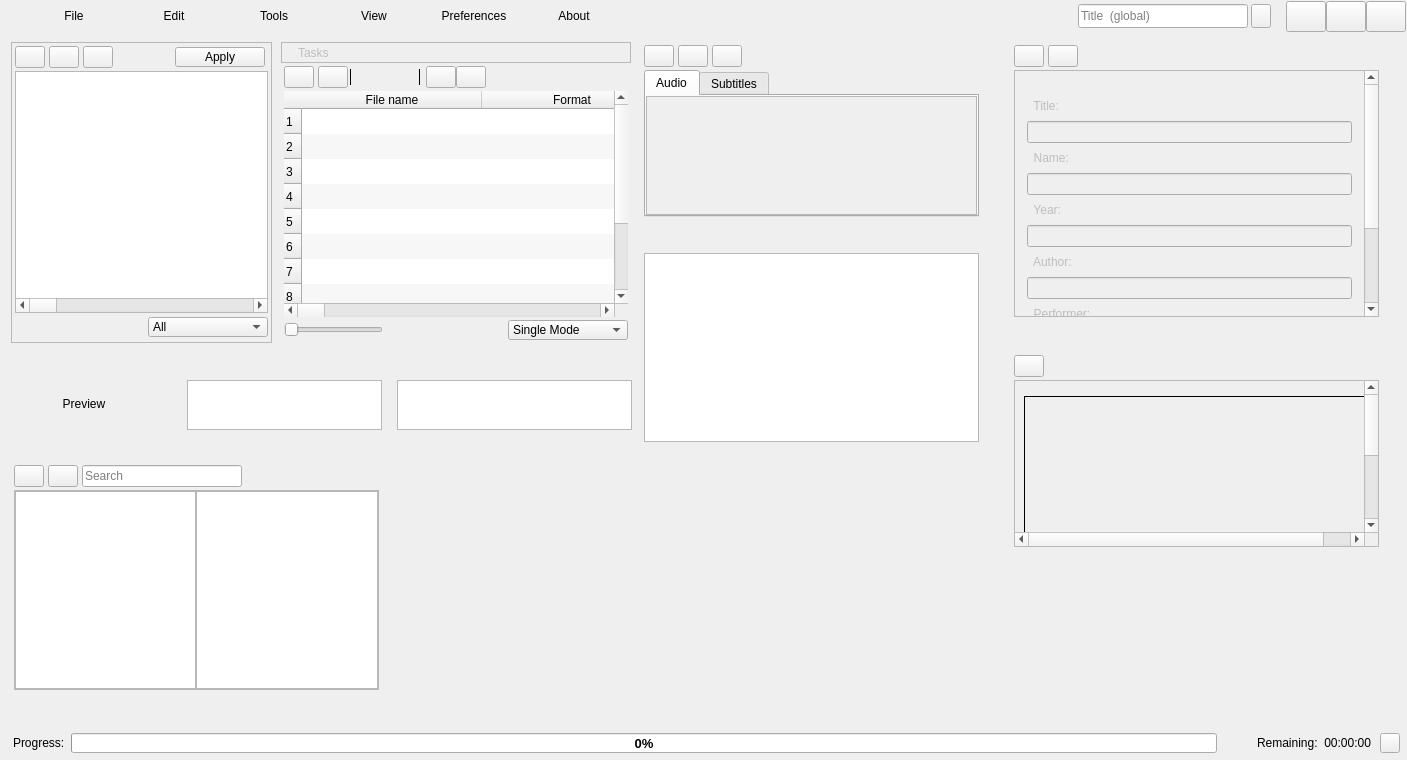
Above: app/mainwindow.ui from CineEncoder/cine-encoder before the change. Below: the same form after it.
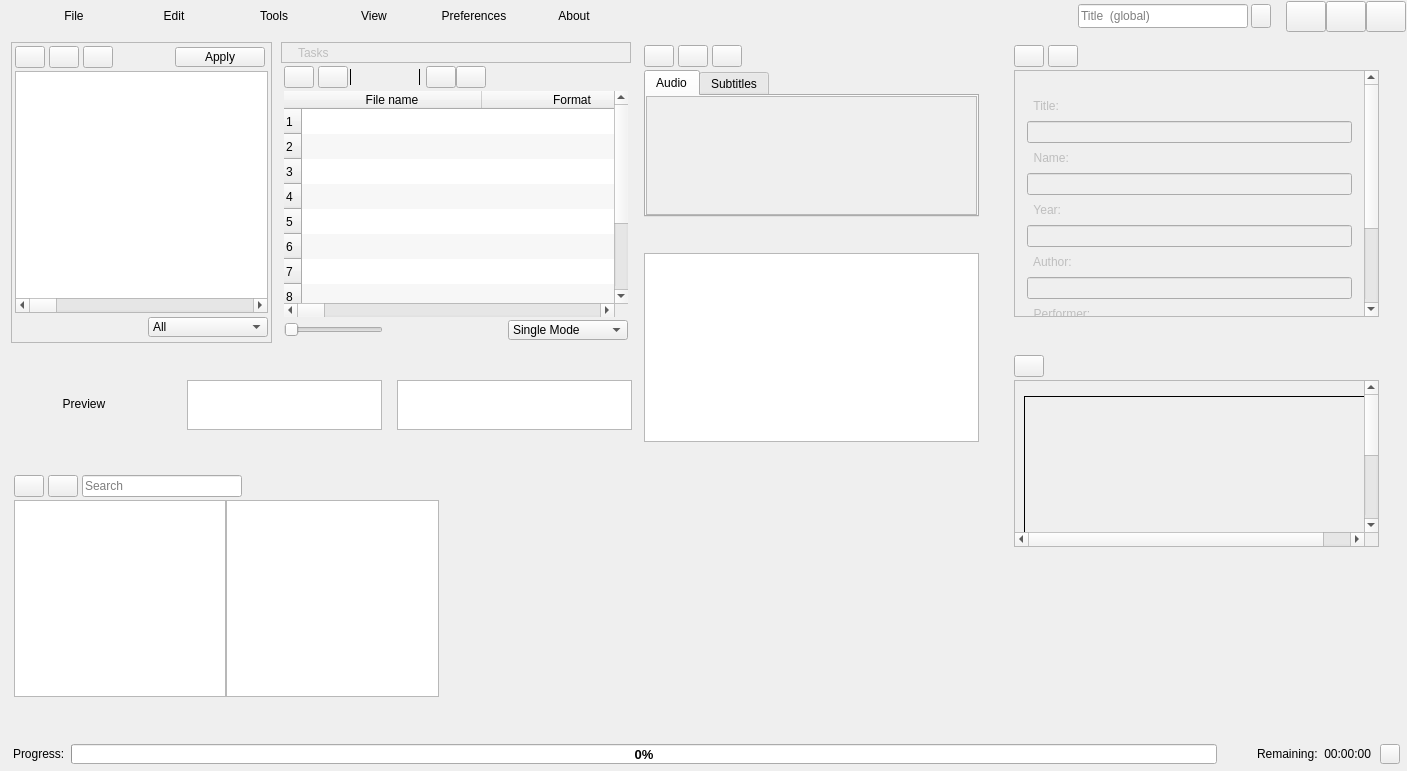
That is the form after the change. Icons and pictures are not drawn. Custom widgets are drawn as their Qt base class.

Commit message: Merge from 'prototype/file_browser'

```diff
--- a/app/mainwindow.ui
+++ b/app/mainwindow.ui
@@ -7,7 +7,7 @@
     <x>0</x>
     <y>0</y>
     <width>1407</width>
-    <height>760</height>
+    <height>771</height>
    </rect>
   </property>
   <property name="windowTitle">
@@ -4806,9 +4806,9 @@
             <property name="geometry">
              <rect>
               <x>10</x>
-              <y>430</y>
-              <width>371</width>
-              <height>254</height>
+              <y>440</y>
+              <width>431</width>
+              <height>251</height>
              </rect>
             </property>
             <property name="sizePolicy">
@@ -4868,42 +4868,55 @@
                <property name="verticalSpacing">
                 <number>3</number>
                </property>
-               <item row="0" column="6">
-                <widget class="QPushButton" name="back">
-                 <property name="enabled">
-                  <bool>true</bool>
+               <item row="1" column="0">
+                <spacer name="horizontalSpacer_59">
+                 <property name="orientation">
+                  <enum>Qt::Horizontal</enum>
                  </property>
-                 <property name="sizePolicy">
-                  <sizepolicy hsizetype="Fixed" vsizetype="Fixed">
-                   <horstretch>0</horstretch>
-                   <verstretch>0</verstretch>
-                  </sizepolicy>
+                 <property name="sizeType">
+                  <enum>QSizePolicy::Fixed</enum>
                  </property>
-                 <property name="minimumSize">
+                 <property name="sizeHint" stdset="0">
                   <size>
-                   <width>30</width>
-                   <height>22</height>
+                   <width>3</width>
+                   <height>6</height>
                   </size>
                  </property>
-                 <property name="maximumSize">
+                </spacer>
+               </item>
+               <item row="0" column="2">
+                <spacer name="horizontalSpacer_63">
+                 <property name="orientation">
+                  <enum>Qt::Horizontal</enum>
+                 </property>
+                 <property name="sizeType">
+                  <enum>QSizePolicy::Fixed</enum>
+                 </property>
+                 <property name="sizeHint" stdset="0">
                   <size>
-                   <width>30</width>
-                   <height>22</height>
+                   <width>4</width>
+                   <height>9</height>
                   </size>
                  </property>
-                 <property name="toolTip">
-                  <string>Back</string>
+                </spacer>
+               </item>
+               <item row="0" column="4">
+                <spacer name="horizontalSpacer_54">
+                 <property name="orientation">
+                  <enum>Qt::Horizontal</enum>
                  </property>
-                 <property name="text">
-                  <string/>
+                 <property name="sizeType">
+                  <enum>QSizePolicy::Fixed</enum>
                  </property>
-                 <property name="icon">
-                  <iconset resource="files.qrc">
-                   <normaloff>:/resources/icons/svg/left.svg</normaloff>:/resources/icons/svg/left.svg</iconset>
+                 <property name="sizeHint" stdset="0">
+                  <size>
+                   <width>4</width>
+                   <height>9</height>
+                  </size>
                  </property>
-                </widget>
+                </spacer>
                </item>
-               <item row="2" column="13" colspan="2">
+               <item row="2" column="7" colspan="2">
                 <widget class="QDoubleButton" name="switchViewMode" native="true">
                  <property name="minimumSize">
                   <size>
@@ -4919,7 +4932,26 @@
                  </property>
                 </widget>
                </item>
-               <item row="0" column="12">
+               <item row="0" column="5">
+                <widget class="QLineEdit" name="lineEditFileFilter">
+                 <property name="minimumSize">
+                  <size>
+                   <width>160</width>
+                   <height>22</height>
+                  </size>
+                 </property>
+                 <property name="maximumSize">
+                  <size>
+                   <width>160</width>
+                   <height>22</height>
+                  </size>
+                 </property>
+                 <property name="placeholderText">
+                  <string>Search</string>
+                 </property>
+                </widget>
+               </item>
+               <item row="0" column="6">
                 <spacer name="horizontalSpacer_65">
                  <property name="orientation">
                   <enum>Qt::Horizontal</enum>
@@ -4932,30 +4964,39 @@
                  </property>
                 </spacer>
                </item>
-               <item row="1" column="1" colspan="14">
-                <widget class="QScrollArea" name="scrollArea_6">
-                 <property name="horizontalScrollBarPolicy">
-                  <enum>Qt::ScrollBarAsNeeded</enum>
+               <item row="1" column="1" colspan="8">
+                <widget class="QWidget" name="browserWidget" native="true">
+                 <property name="minimumSize">
+                  <size>
+                   <width>0</width>
+                   <height>20</height>
+                  </size>
                  </property>
-                 <property name="sizeAdjustPolicy">
-                  <enum>QAbstractScrollArea::AdjustToContentsOnFirstShow</enum>
-                 </property>
-                 <property name="widgetResizable">
-                  <bool>true</bool>
-                 </property>
-                 <property name="alignment">
-                  <set>Qt::AlignLeading|Qt::AlignLeft|Qt::AlignTop</set>
-                 </property>
-                 <widget class="QWidget" name="scrollAreaWidget_Browser">
-                  <property name="geometry">
-                   <rect>
-                    <x>0</x>
-                    <y>0</y>
-                    <width>361</width>
-                    <height>198</height>
-                   </rect>
+                 <layout class="QGridLayout" name="gridLayout_16">
+                  <property name="leftMargin">
+                   <number>0</number>
+                  </property>
+                  <property name="topMargin">
+                   <number>0</number>
+                  </property>
+                  <property name="rightMargin">
+                   <number>0</number>
+                  </property>
+                  <property name="bottomMargin">
+                   <number>0</number>
                   </property>
-                  <layout class="QGridLayout" name="gridLayout_37">
+                  <property name="spacing">
+                   <number>0</number>
+                  </property>
+                  <item row="0" column="0">
+                   <widget class="QWidget" name="dirsWidget" native="true">
+                    <property name="minimumSize">
+                     <size>
+                      <width>50</width>
+                      <height>50</height>
+                     </size>
+                    </property>
+                    <layout class="QGridLayout" name="gridLayout_10">
                    <property name="leftMargin">
                     <number>0</number>
                    </property>
@@ -4971,7 +5012,26 @@
                    <property name="spacing">
                     <number>0</number>
                    </property>
-                   <item row="1" column="1">
+                     <item row="0" column="0">
+                      <layout class="QVBoxLayout" name="dirsLayout">
+                       <property name="spacing">
+                        <number>0</number>
+                       </property>
+                       <property name="topMargin">
+                        <number>0</number>
+                       </property>
+                       <property name="rightMargin">
+                        <number>0</number>
+                       </property>
+                      </layout>
+                     </item>
+                     <item row="1" column="0">
+                      <widget class="QTreeView" name="treeDirs"/>
+                     </item>
+                    </layout>
+                   </widget>
+                  </item>
+                  <item row="0" column="1">
                     <widget class="QWidget" name="filesWidget" native="true">
                      <property name="minimumSize">
                       <size>
@@ -4997,11 +5057,17 @@
                       </property>
                       <item row="1" column="0">
                        <widget class="QListView" name="listFiles">
-                        <property name="horizontalScrollBarPolicy">
-                         <enum>Qt::ScrollBarAsNeeded</enum>
-                        </property>
-                        <property name="sizeAdjustPolicy">
-                         <enum>QAbstractScrollArea::AdjustIgnored</enum>
+                       <property name="sizePolicy">
+                        <sizepolicy hsizetype="Expanding" vsizetype="Expanding">
+                         <horstretch>0</horstretch>
+                         <verstretch>0</verstretch>
+                        </sizepolicy>
+                       </property>
+                       <property name="minimumSize">
+                        <size>
+                         <width>200</width>
+                         <height>0</height>
+                        </size>
                         </property>
                         <property name="dragEnabled">
                          <bool>true</bool>
@@ -5057,73 +5123,10 @@
                      </layout>
                     </widget>
                    </item>
-                   <item row="1" column="0">
-                    <widget class="QWidget" name="dirsWidget" native="true">
-                     <property name="minimumSize">
-                      <size>
-                       <width>50</width>
-                       <height>50</height>
-                      </size>
-                     </property>
-                     <layout class="QGridLayout" name="gridLayout_10">
-                      <property name="leftMargin">
-                       <number>0</number>
-                      </property>
-                      <property name="topMargin">
-                       <number>0</number>
-                      </property>
-                      <property name="rightMargin">
-                       <number>0</number>
-                      </property>
-                      <property name="bottomMargin">
-                       <number>0</number>
-                      </property>
-                      <property name="spacing">
-                       <number>0</number>
-                      </property>
-                      <item row="0" column="0">
-                       <layout class="QVBoxLayout" name="dirsLayout">
-                        <property name="spacing">
-                         <number>0</number>
-                        </property>
-                        <property name="topMargin">
-                         <number>0</number>
-                        </property>
-                        <property name="rightMargin">
-                         <number>0</number>
-                        </property>
-                       </layout>
-                      </item>
-                      <item row="1" column="0">
-                       <widget class="QTreeView" name="treeDirs"/>
-                      </item>
-                     </layout>
-                    </widget>
-                   </item>
-                  </layout>
-                 </widget>
-                </widget>
-               </item>
-               <item row="0" column="10">
-                <widget class="QLineEdit" name="lineEditFileFilter">
-                 <property name="minimumSize">
-                  <size>
-                   <width>160</width>
-                   <height>22</height>
-                  </size>
-                 </property>
-                 <property name="maximumSize">
-                  <size>
-                   <width>160</width>
-                   <height>22</height>
-                  </size>
-                 </property>
-                 <property name="placeholderText">
-                  <string>Search</string>
-                 </property>
-                </widget>
-               </item>
-               <item row="0" column="8">
+                 </layout>
+                </widget>
+               </item>
+               <item row="0" column="3">
                 <widget class="QPushButton" name="forward">
                  <property name="minimumSize">
                   <size>
@@ -5146,8 +5149,8 @@
                  </property>
                 </widget>
                </item>
-               <item row="1" column="0">
-                <spacer name="horizontalSpacer_64">
+               <item row="1" column="9">
+                <spacer name="horizontalSpacer_58">
                  <property name="orientation">
                   <enum>Qt::Horizontal</enum>
                  </property>
@@ -5162,53 +5165,40 @@
                  </property>
                 </spacer>
                </item>
-               <item row="0" column="7">
-                <spacer name="horizontalSpacer_63">
-                 <property name="orientation">
-                  <enum>Qt::Horizontal</enum>
+               <item row="0" column="1">
+                <widget class="QPushButton" name="back">
+                 <property name="enabled">
+                  <bool>true</bool>
                  </property>
-                 <property name="sizeType">
-                  <enum>QSizePolicy::Fixed</enum>
+                 <property name="sizePolicy">
+                  <sizepolicy hsizetype="Fixed" vsizetype="Fixed">
+                   <horstretch>0</horstretch>
+                   <verstretch>0</verstretch>
+                  </sizepolicy>
                  </property>
-                 <property name="sizeHint" stdset="0">
+                 <property name="minimumSize">
                   <size>
-                   <width>4</width>
-                   <height>9</height>
+                   <width>30</width>
+                   <height>22</height>
                   </size>
                  </property>
-                </spacer>
-               </item>
-               <item row="1" column="15">
-                <spacer name="horizontalSpacer_62">
-                 <property name="orientation">
-                  <enum>Qt::Horizontal</enum>
-                 </property>
-                 <property name="sizeType">
-                  <enum>QSizePolicy::Fixed</enum>
-                 </property>
-                 <property name="sizeHint" stdset="0">
+                 <property name="maximumSize">
                   <size>
-                   <width>3</width>
-                   <height>6</height>
+                   <width>30</width>
+                   <height>22</height>
                   </size>
                  </property>
-                </spacer>
-               </item>
-               <item row="0" column="9">
-                <spacer name="horizontalSpacer_54">
-                 <property name="orientation">
-                  <enum>Qt::Horizontal</enum>
+                 <property name="toolTip">
+                  <string>Back</string>
                  </property>
-                 <property name="sizeType">
-                  <enum>QSizePolicy::Fixed</enum>
+                 <property name="text">
+                  <string/>
                  </property>
-                 <property name="sizeHint" stdset="0">
-                  <size>
-                   <width>4</width>
-                   <height>9</height>
-                  </size>
+                 <property name="icon">
+                  <iconset resource="files.qrc">
+                   <normaloff>:/resources/icons/svg/left.svg</normaloff>:/resources/icons/svg/left.svg</iconset>
                  </property>
-                </spacer>
+                </widget>
                </item>
               </layout>
              </item>
```
Left out of the diff: 12 changed lines with no effect on the pictures. Lines whose indentation alone changed are shown as unchanged. The commit also changes 9 other files.
